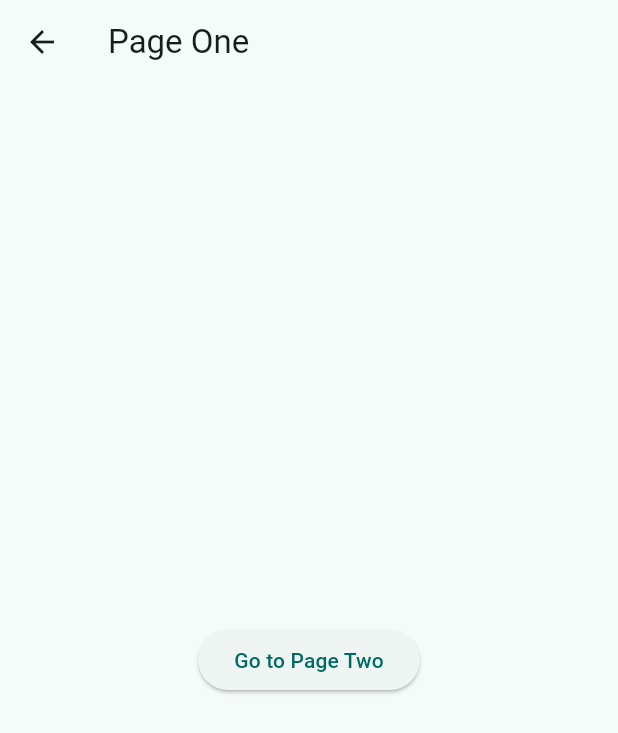
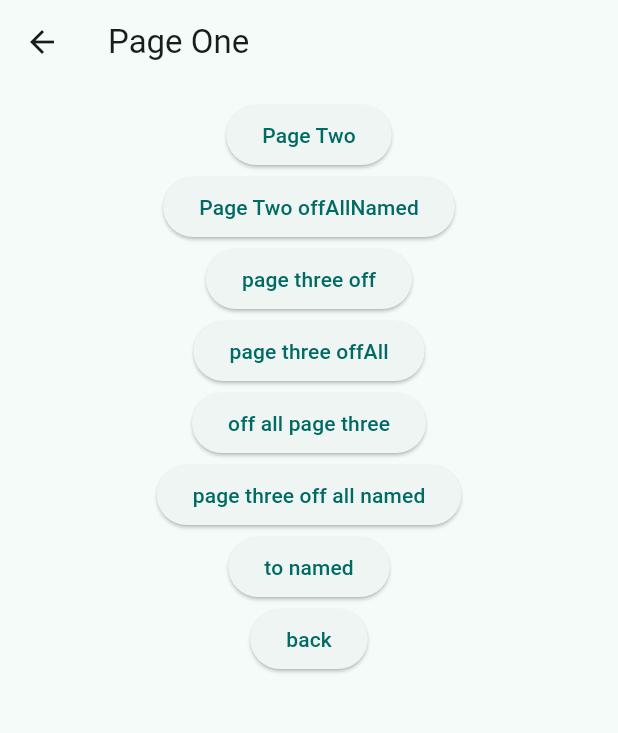
Before and after one commit to abdulaziz-alhashedi/flutter_get, a Flutter app: the PageOne screen opened directly, on a phone screen of 412 x 824 dp. Shown: the top 733 px of the screen. Run offline on Flutter 3.47's test engine with Material 3 defaults, Android fonts, the phone set to English and light mode, and no system bars; our stand-ins replace get.

Commit message:
feat: Enhance navigation by adding various GetX routing methods and simplifying button labels across pages.

```diff
--- a/lib/pageone.dart
+++ b/lib/pageone.dart
@@ -1,5 +1,6 @@
 import 'package:flutter/material.dart';
 import 'package:get/get.dart';
+import 'package:getx/pagethree.dart';
 import 'package:getx/pagetwo.dart';
 
 
@@ -13,11 +14,75 @@ class PageOne extends StatelessWidget {
         title: Text("Page One"),
       ),
       body: Center(
-        child: ElevatedButton(
-          onPressed: () {
-            Get.offAll(PageTwo());
-          },
-          child: Text("Go to Page Two"),
+        child: Column(
+          children: [
+            SizedBox(height: 10),
+            ElevatedButton(
+              onPressed: () {
+                Get.offAll(PageTwo());
+              },
+              child: Text("Page Two"),
+            ),
+            ElevatedButton(
+              onPressed: () {
+                Get.offAllNamed("/pageTwo");
+              },
+              child: Text("Page Two offAllNamed"),
+            ),
+            // - Get.off(PageTwo());
+             ElevatedButton(
+              onPressed: () {
+                Get.off(PageThree());
+              },
+              child: Text("page three off"),
+            ),
+            // - Get.offAll(PageTwo());
+             ElevatedButton(
+              onPressed: () {
+                Get.offAll(PageTwo());
+              },
+              child: Text("page three offAll"),
+            ),
+            // - Get.back();
+            ElevatedButton(
+              onPressed: () {
+                Get.offAll(PageThree());
+              },
+              child: Text("off all page three"),
+            ),
+            // - Get.offAllNamed("/pageTwo");
+             ElevatedButton(
+              onPressed: () {
+                Get.offAllNamed("/home");
+              },
+              child: Text("page three off all named"),
+            ),
+
+            // - Get.toNamed("/pageTwo");
+             ElevatedButton(
+              onPressed: () {
+                Get.toNamed("/pageName");
+              },
+              child: Text("to named"),
+            ),
+            // - Get.offNamedUntil(PageTwo(), (route) => false);
+            //  ElevatedButton(
+            //   onPressed: () {
+            //     Get.offNamedUntil(PageTwo(), (route) => false);
+            //   },
+            //   child: Text("back"),
+            // ),
+            // - Get.toNamedUntil(PageTwo(), (route) => false);
+
+
+
+             ElevatedButton(
+              onPressed: () {
+                Get.back();
+              },
+              child: Text("back"),
+            ),
+          ],
         ),
       ),
     );
```
